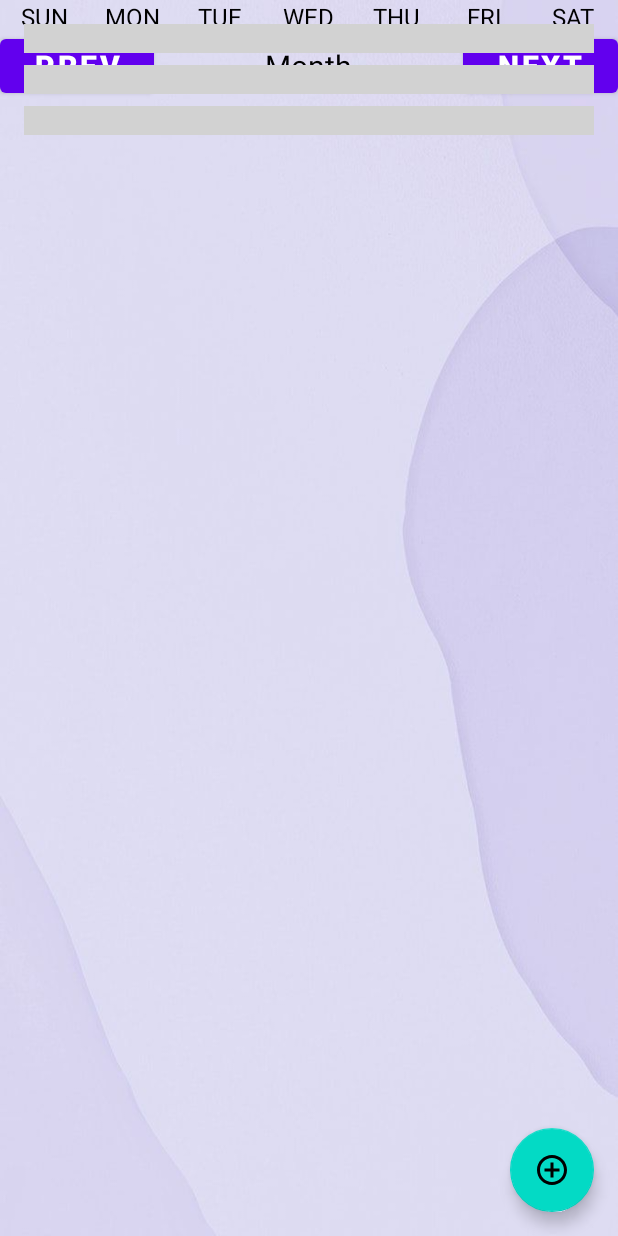
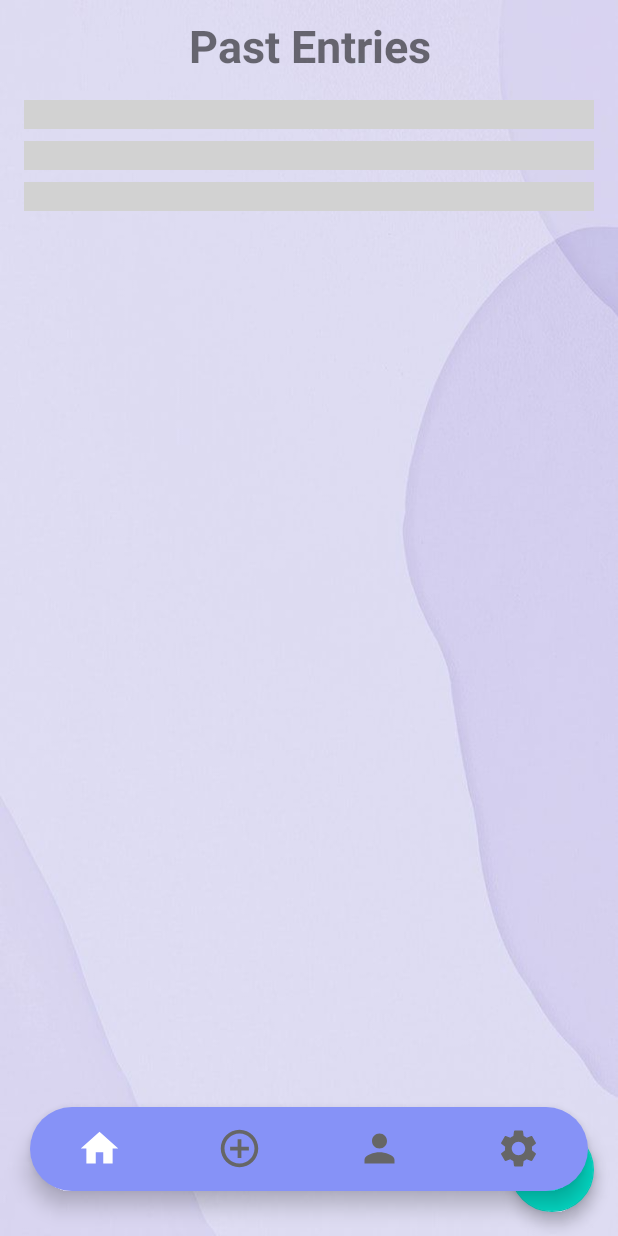
Before and after one commit to annali11/PracticeApp, an Android app built with Jetpack Compose: the layout activity_profile.xml on its own in the app's theme, with its tools: preview values and no code run, on a phone screen of 412 x 824 dp. Run offline under Robolectric (Android 15) with nearby library versions, the phone set to English and light mode, and no system bars.

Commit message:
added audio feedback

```diff
--- a/app/src/main/java/com/example/practiceapp/HighFeedbackFragment.kt
+++ b/app/src/main/java/com/example/practiceapp/HighFeedbackFragment.kt
@@ -1,15 +1,20 @@
 package com.example.practiceapp
 
+import android.media.MediaPlayer
 import android.os.Bundle
 import androidx.fragment.app.Fragment
 import android.view.LayoutInflater
 import android.view.View
 import android.view.ViewGroup
 import android.widget.Button
+import android.widget.ImageButton
 import androidx.fragment.app.FragmentTransaction
 
 
 class HighFeedbackFragment : Fragment() {
+
+    lateinit var sound_button: ImageButton
+    lateinit var media_player: MediaPlayer
 
     override fun onCreateView(
         inflater: LayoutInflater, container: ViewGroup?,
@@ -22,6 +27,15 @@ class HighFeedbackFragment : Fragment() {
         backbutton.setOnClickListener{
             activity?.finish()
         }
+
+        sound_button = v.findViewById<ImageButton>(R.id.sound_button)
+        media_player = MediaPlayer.create(requireContext(), R.raw.HighFeedback_N)
+
+        sound_button.setOnClickListener(View.OnClickListener {
+            media_player.start()
+        }
+
+        )
         return v
     }
 
--- a/app/src/main/java/com/example/practiceapp/LowFeedbackFragment.kt
+++ b/app/src/main/java/com/example/practiceapp/LowFeedbackFragment.kt
@@ -1,14 +1,19 @@
 package com.example.practiceapp
 
+import android.media.MediaPlayer
 import android.os.Bundle
 import androidx.fragment.app.Fragment
 import android.view.LayoutInflater
 import android.view.View
 import android.view.ViewGroup
 import android.widget.Button
+import android.widget.ImageButton
 import androidx.fragment.app.FragmentTransaction
 
 class LowFeedbackFragment : Fragment() {
+
+    lateinit var sound_button: ImageButton
+    lateinit var media_player: MediaPlayer
 
     override fun onCreateView(
         inflater: LayoutInflater, container: ViewGroup?,
@@ -21,6 +26,14 @@ class LowFeedbackFragment : Fragment() {
         backbutton.setOnClickListener{
             activity?.finish()
         }
+
+        sound_button = v.findViewById<ImageButton>(R.id.sound_button)
+        media_player = MediaPlayer.create(requireContext(), R.raw.LowFeedback_N)
+
+        sound_button.setOnClickListener(View.OnClickListener {
+            media_player.start()
+            }
+        )
         return v
     }
 
--- a/app/src/main/java/com/example/practiceapp/NormalFeedbackFragment.kt
+++ b/app/src/main/java/com/example/practiceapp/NormalFeedbackFragment.kt
@@ -1,14 +1,19 @@
 package com.example.practiceapp
 
+import android.media.MediaPlayer
 import android.os.Bundle
 import androidx.fragment.app.Fragment
 import android.view.LayoutInflater
 import android.view.View
 import android.view.ViewGroup
 import android.widget.Button
+import android.widget.ImageButton
 import androidx.fragment.app.FragmentTransaction
 
 class NormalFeedbackFragment : Fragment() {
+
+    lateinit var sound_button: ImageButton
+    lateinit var media_player: MediaPlayer
 
     override fun onCreateView(
         inflater: LayoutInflater, container: ViewGroup?,
@@ -21,6 +26,15 @@ class NormalFeedbackFragment : Fragment() {
         backbutton.setOnClickListener{
             activity?.finish()
         }
+
+        sound_button = v.findViewById<ImageButton>(R.id.sound_button)
+        media_player = MediaPlayer.create(requireContext(), R.raw.NormalFeedback_N)
+
+        sound_button.setOnClickListener(View.OnClickListener {
+            media_player.start()
+        }
+
+        )
         return v
     }
 
--- a/app/src/main/java/com/example/practiceapp/ProfileActivity.kt
+++ b/app/src/main/java/com/example/practiceapp/ProfileActivity.kt
@@ -60,6 +60,7 @@ class ProfileActivity: AppCompatActivity() {
     }
 
     private val newBPActivityRequestCode = 1
+    @Deprecated("Deprecated in Java")
     override fun onActivityResult(requestCode: Int, resultCode: Int, data: Intent?) {
         super.onActivityResult(requestCode, resultCode, data)
 
--- a/app/src/main/java/com/example/practiceapp/VeryHighFeedbackFragment.kt
+++ b/app/src/main/java/com/example/practiceapp/VeryHighFeedbackFragment.kt
@@ -1,15 +1,20 @@
 package com.example.practiceapp
 
+import android.media.MediaPlayer
 import android.os.Bundle
 import androidx.fragment.app.Fragment
 import android.view.LayoutInflater
 import android.view.View
 import android.view.ViewGroup
 import android.widget.Button
+import android.widget.ImageButton
 import androidx.fragment.app.FragmentTransaction
 
 
 class VeryHighFeedbackFragment : Fragment() {
+
+    lateinit var sound_button: ImageButton
+    lateinit var media_player: MediaPlayer
 
     override fun onCreateView(
         inflater: LayoutInflater, container: ViewGroup?,
@@ -22,6 +27,16 @@ class VeryHighFeedbackFragment : Fragment() {
         backbutton.setOnClickListener{
             activity?.finish()
         }
+
+        sound_button = v.findViewById<ImageButton>(R.id.sound_button)
+        media_player = MediaPlayer.create(requireContext(), R.raw.VeryHighFeedback_N)
+
+        sound_button.setOnClickListener(View.OnClickListener {
+            media_player.start()
+        }
+
+        )
+
         return v
     }
 
--- a/app/src/main/res/layout/activity_add_new.xml
+++ b/app/src/main/res/layout/activity_add_new.xml
@@ -196,12 +196,14 @@
         android:layout_gravity="center"
         android:layout_centerHorizontal="true"
         android:layout_height="60dp"
+        android:layout_marginTop="10dp"
         android:layout_above="@id/bottomNavigationView"
         android:backgroundTint="@color/lavender"
         android:text="@string/add_new_data"
         android:textSize="25sp"
         app:cornerRadius="20dp"
         app:drawableLeftCompat="@drawable/ic_add_circle"
-        app:drawableTint="@color/white"/>
+        app:drawableTint="@color/white"
+        android:layout_below="@id/fragmentContainer"/>
 
 </RelativeLayout>
--- a/app/src/main/res/layout/activity_profile.xml
+++ b/app/src/main/res/layout/activity_profile.xml
@@ -8,114 +8,33 @@
     tools:context=".ProfileFragment"
     android:background="@drawable/login_background2">
 
-    <!-- TODO: Update blank fragment layout -->
-    <LinearLayout
+    <com.google.android.material.bottomnavigation.BottomNavigationView
         android:layout_width="match_parent"
         android:layout_height="wrap_content"
-        android:orientation="horizontal"
-        android:layout_marginBottom="20dp"
-        android:layout_marginTop="20dp"
-        app:layout_constraintTop_toTopOf="parent">
+        android:id="@+id/bottomNavigationView"
+        android:layout_alignParentBottom="true"
+        android:background="@drawable/bottom_background"
+        android:layout_marginEnd="20dp"
+        android:layout_marginStart="20dp"
+        android:layout_marginBottom="30dp"
+        app:layout_constraintBottom_toBottomOf="parent"
+        android:elevation="2dp"
+        app:menu="@menu/bottom_menu"
+        app:itemIconSize="30dp"
+        app:itemIconTint="@drawable/item_selector"
+        app:itemRippleColor="@android:color/transparent"
+        app:labelVisibilityMode="unlabeled"/>
 
-        <Button
-            android:layout_width="0dp"
-            android:layout_height="wrap_content"
-            android:layout_weight="1"
-            android:text="prev"
-            android:textColor="@color/white"
-            android:textStyle="bold"
-            android:textSize="20sp"/>
-
-        <TextView
-            android:id="@+id/monthYearTV"
-            android:layout_width="0dp"
-            android:layout_weight="2"
-            android:layout_height="wrap_content"
-            android:text="@string/month"
-            android:textSize="20sp"
-            android:textAlignment="center"
-            android:textColor="@color/black"
-            />
-
-        <Button
-            android:layout_width="0dp"
-            android:layout_height="wrap_content"
-            android:layout_weight="1"
-            android:text="next"
-            android:textColor="@color/white"
-            android:textStyle="bold"
-            android:textSize="20sp"/>
-    </LinearLayout>
-
-    <LinearLayout
+    <TextView
         android:layout_width="match_parent"
         android:layout_height="wrap_content"
-        android:orientation="horizontal"
-        app:layout_constraintTop_toTopOf="parent">
-
-        <TextView
-            android:layout_width="0dp"
-            android:layout_height="wrap_content"
-            android:layout_weight="1"
-            android:text="SUN"
-            android:textColor="@color/black"
-            android:textAlignment="center"
-            android:textSize="16sp"/>
-
-        <TextView
-            android:layout_width="0dp"
-            android:layout_height="wrap_content"
-            android:layout_weight="1"
-            android:text="MON"
-            android:textColor="@color/black"
-            android:textAlignment="center"
-            android:textSize="16sp"/>
-
-        <TextView
-            android:layout_width="0dp"
-            android:layout_height="wrap_content"
-            android:layout_weight="1"
-            android:text="TUE"
-            android:textColor="@color/black"
-            android:textAlignment="center"
-            android:textSize="16sp"/>
-
-        <TextView
-            android:layout_width="0dp"
-            android:layout_height="wrap_content"
-            android:layout_weight="1"
-            android:text="WED"
-            android:textColor="@color/black"
-            android:textAlignment="center"
-            android:textSize="16sp"/>
-
-        <TextView
-            android:layout_width="0dp"
-            android:layout_height="wrap_content"
-            android:layout_weight="1"
-            android:text="THU"
-            android:textColor="@color/black"
-            android:textAlignment="center"
-            android:textSize="16sp"/>
-
-        <TextView
-            android:layout_width="0dp"
-            android:layout_height="wrap_content"
-            android:layout_weight="1"
-            android:text="FRI"
-            android:textColor="@color/black"
-            android:textAlignment="center"
-            android:textSize="16sp"/>
-
-        <TextView
-            android:layout_width="0dp"
-            android:layout_height="wrap_content"
-            android:layout_weight="1"
-            android:text="SAT"
-            android:textColor="@color/black"
-            android:textAlignment="center"
-            android:textSize="16sp"/>
-    </LinearLayout>
+        android:id="@+id/profileheader"
+        app:layout_constraintTop_toTopOf="parent"
+        android:text="Past Entries"
+        android:textSize="30dp"
+        android:textStyle="bold"
+        android:gravity="center"
+        android:paddingTop="10dp"/>
 
     <androidx.recyclerview.widget.RecyclerView
         android:id="@+id/bpRecyclerView"
@@ -123,10 +42,12 @@
         android:layout_height="0dp"
         tools:listitem="@layout/bp_recyclerview_item"
         android:padding="@dimen/big_padding"
-        app:layout_constraintBottom_toBottomOf="parent"
+        android:paddingBottom="10dp"
+        android:paddingTop="10dp"
+        app:layout_constraintBottom_toTopOf="@id/bottomNavigationView"
         app:layout_constraintStart_toStartOf="parent"
         app:layout_constraintEnd_toEndOf="parent"
-        app:layout_constraintTop_toTopOf="parent"/>
+        app:layout_constraintTop_toBottomOf="@id/profileheader"/>
 
     <com.google.android.material.floatingactionbutton.FloatingActionButton
         android:id="@+id/fab"
@@ -139,6 +60,4 @@
         android:background="@color/lavender"
         android:contentDescription="@string/add_new_data"/>
 
-
-
 </androidx.constraintlayout.widget.ConstraintLayout>
--- a/app/src/main/res/layout/fragment_high_feedback.xml
+++ b/app/src/main/res/layout/fragment_high_feedback.xml
@@ -23,7 +23,9 @@
             android:layout_height="80dp"
             android:src="@drawable/ic_volume"
             android:background="@color/white"
-            android:layout_marginStart="20dp"/>
+            android:layout_marginStart="20dp"
+            android:id="@+id/sound_button"/>
+
         <TextView
             android:layout_width="wrap_content"
             android:layout_height="wrap_content"
--- a/app/src/main/res/layout/fragment_low_feedback.xml
+++ b/app/src/main/res/layout/fragment_low_feedback.xml
@@ -20,7 +20,8 @@
             android:layout_height="80dp"
             android:src="@drawable/ic_volume"
             android:background="@color/white"
-            android:layout_marginStart="20dp"/>
+            android:layout_marginStart="20dp"
+            android:id="@+id/sound_button"/>
         <TextView
             android:layout_width="wrap_content"
             android:layout_height="wrap_content"
--- a/app/src/main/res/layout/fragment_normal_feedback.xml
+++ b/app/src/main/res/layout/fragment_normal_feedback.xml
@@ -15,12 +15,15 @@
         android:orientation="horizontal"
         android:layout_gravity="top"
         android:background="@color/white">
+
         <ImageButton
             android:layout_width="70dp"
             android:layout_height="80dp"
             android:src="@drawable/ic_volume"
             android:background="@color/white"
-            android:layout_marginStart="20dp"/>
+            android:layout_marginStart="20dp"
+            android:id="@+id/sound_button"/>
+
         <TextView
             android:layout_width="wrap_content"
             android:layout_height="wrap_content"
--- a/app/src/main/res/layout/fragment_very_high_feedbac.xml
+++ b/app/src/main/res/layout/fragment_very_high_feedbac.xml
@@ -23,7 +23,9 @@
             android:layout_height="80dp"
             android:src="@drawable/ic_volume"
             android:background="@color/white"
-            android:layout_marginStart="20dp"/>
+            android:layout_marginStart="20dp"
+            android:id="@+id/sound_button"/>
+
         <TextView
             android:layout_width="wrap_content"
             android:layout_height="wrap_content"
```
Also changed, not shown: 4 other files.
